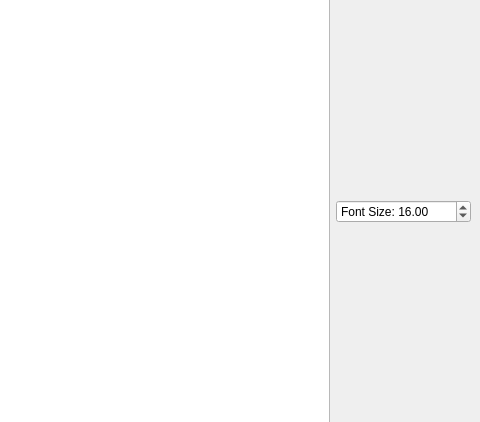
Aidanjm13/AudiobookReader, file BookWindow.ui: the form before one commit; both pictures show x 356 to 836 and y 202 to 624 of the 836 by 827 pixel window.
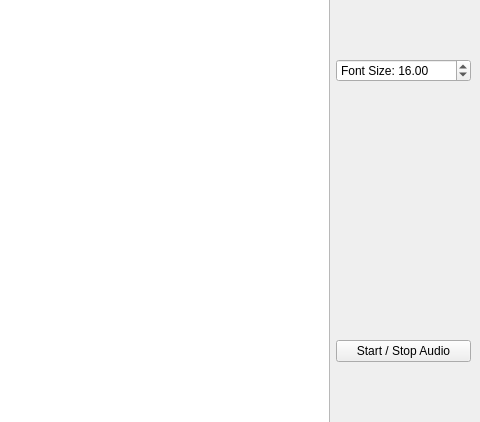
The form after the commit.

Commit message: Adding button for stoping and starting tts audio

What changed in the file:
```diff
--- a/BookWindow.ui
+++ b/BookWindow.ui
@@ -109,6 +109,13 @@
         </property>
        </widget>
       </item>
+      <item>
+       <widget class="QPushButton" name="AudioStart">
+        <property name="text">
+         <string>Start / Stop Audio</string>
+        </property>
+       </widget>
+      </item>
      </layout>
     </item>
    </layout>
```
The commit also changes 1 other file.
